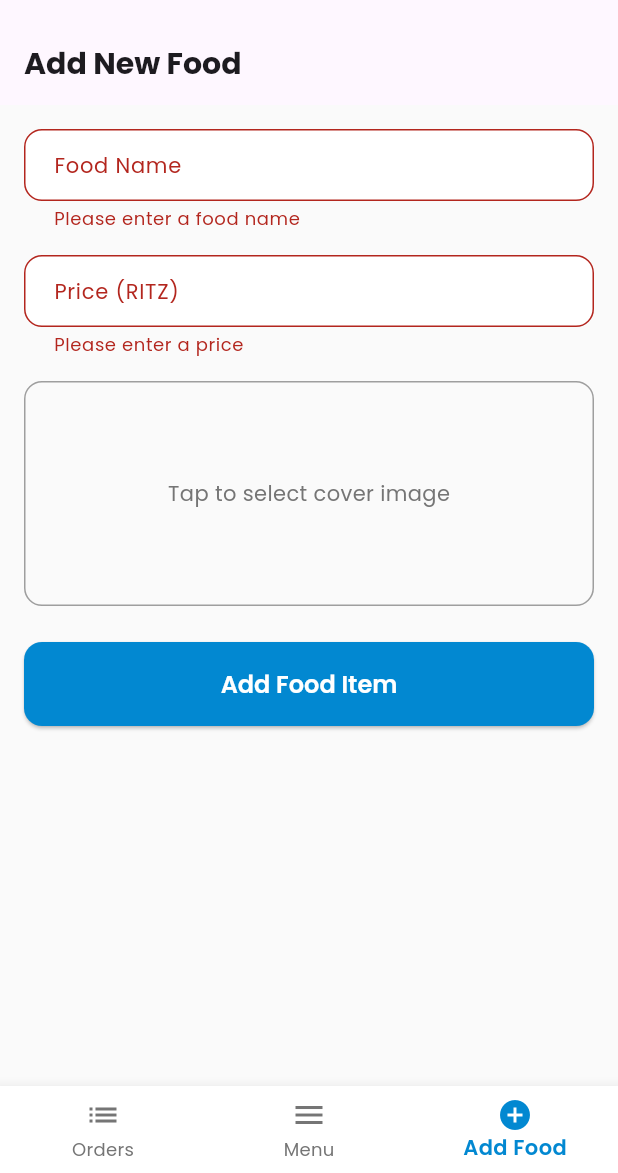
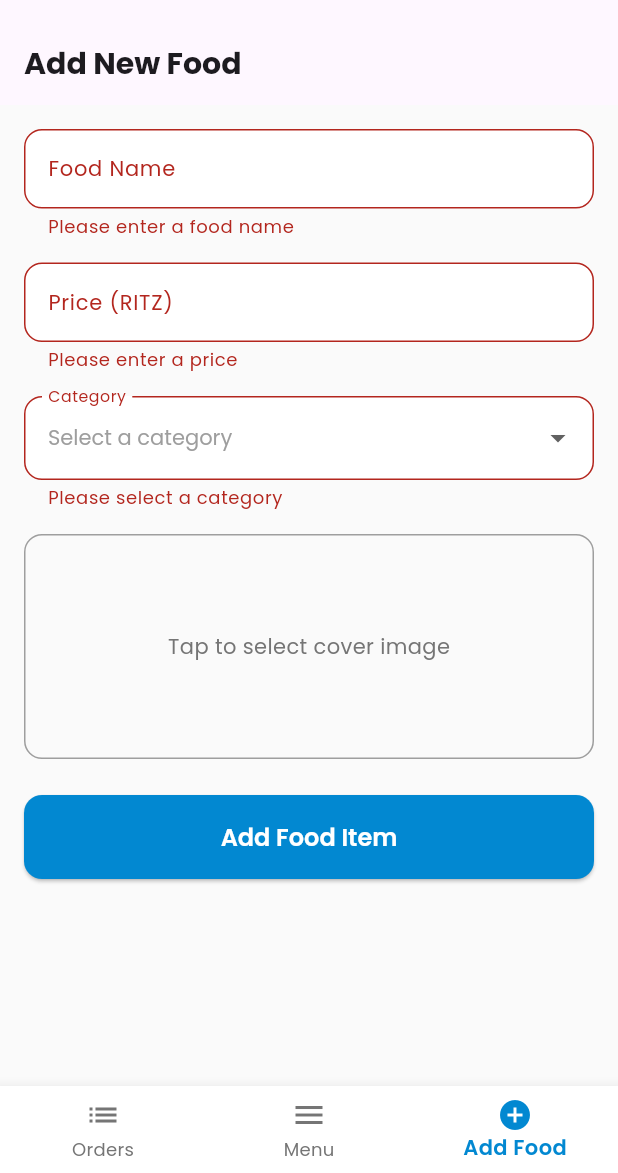
Before and after one commit to Project-RITian/RITian-Canteen-Stall, a Flutter app: the screen it shows once a user with an empty profile is signed in, item 3 of the bottom bar chosen, after a tap on "Add Food Item", on a phone screen of 412 x 824 dp, the part 63-1236 px from its top. Run offline on Flutter 3.47's test engine with Material 3 defaults, Android fonts, the phone set to English and light mode, and no system bars; our stand-ins replace cloud_firestore, firebase_auth, firebase_core, firebase_storage, google_fonts, image_picker; accounts and stored records are empty.

Commit message:
Food Data Addition Implemented

```diff
--- a/lib/screens/add_food_screen.dart
+++ b/lib/screens/add_food_screen.dart
@@ -18,7 +18,22 @@ class _AddFoodScreenState extends State<AddFoodScreen> {
   final _nameController = TextEditingController();
   final _priceController = TextEditingController();
   File? _selectedImage;
+  String? _selectedCategory;
   bool _isUploading = false;
+
+  final List<String> _categories = [
+    'Chinese',
+    'Beverages',
+    'Snacks',
+    'South Indian',
+  ];
+
+  @override
+  void initState() {
+    super.initState();
+    // Debug: Confirm categories are initialized
+    print('Categories initialized: $_categories');
+  }
 
   Future<void> _pickImage() async {
     try {
@@ -52,6 +67,12 @@ class _AddFoodScreenState extends State<AddFoodScreen> {
       );
       return;
     }
+    if (_selectedCategory == null) {
+      ScaffoldMessenger.of(
+        context,
+      ).showSnackBar(const SnackBar(content: Text('Please select a category')));
+      return;
+    }
 
     setState(() {
       _isUploading = true;
@@ -73,6 +94,7 @@ class _AddFoodScreenState extends State<AddFoodScreen> {
         'name': _nameController.text.trim(),
         'price': double.parse(_priceController.text.trim()),
         'imageUrl': imageUrl,
+        'category': _selectedCategory,
         'createdAt': FieldValue.serverTimestamp(),
       };
       print('Food data: $foodData');
@@ -88,6 +110,7 @@ class _AddFoodScreenState extends State<AddFoodScreen> {
       _priceController.clear();
       setState(() {
         _selectedImage = null;
+        _selectedCategory = null;
         _isUploading = false;
       });
     } catch (e) {
@@ -143,10 +166,6 @@ class _AddFoodScreenState extends State<AddFoodScreen> {
                     ),
                     filled: true,
                     fillColor: Colors.white,
-                    contentPadding: const EdgeInsets.symmetric(
-                      vertical: 10.0,
-                      horizontal: 16.0,
-                    ),
                   ),
                   style: GoogleFonts.poppins(fontSize: 14),
                   validator: (value) {
@@ -167,10 +186,6 @@ class _AddFoodScreenState extends State<AddFoodScreen> {
                     ),
                     filled: true,
                     fillColor: Colors.white,
-                    contentPadding: const EdgeInsets.symmetric(
-                      vertical: 10.0,
-                      horizontal: 16.0,
-                    ),
                   ),
                   style: GoogleFonts.poppins(fontSize: 14),
                   keyboardType: TextInputType.number,
@@ -181,6 +196,53 @@ class _AddFoodScreenState extends State<AddFoodScreen> {
                     if (double.tryParse(value) == null ||
                         double.parse(value) <= 0) {
                       return 'Please enter a valid price';
+                    }
+                    return null;
+                  },
+                ),
+                const SizedBox(height: 16),
+                DropdownButtonFormField<String>(
+                  value: _selectedCategory,
+                  decoration: InputDecoration(
+                    labelText: 'Category',
+                    labelStyle: GoogleFonts.poppins(fontSize: 14),
+                    border: OutlineInputBorder(
+                      borderRadius: BorderRadius.circular(12),
+                    ),
+                    filled: true,
+                    fillColor: Colors.white,
+                  ),
+                  style: GoogleFonts.poppins(fontSize: 14, color: Colors.black),
+                  hint: Text(
+                    'Select a category',
+                    style: GoogleFonts.poppins(
+                      fontSize: 14,
+                      color: Colors.grey,
+                    ),
+                  ),
+                  dropdownColor: Colors.white,
+                  items:
+                      _categories.map((category) {
+                        return DropdownMenuItem<String>(
+                          value: category,
+                          child: Text(
+                            category,
+                            style: GoogleFonts.poppins(
+                              fontSize: 14,
+                              color: Colors.black,
+                            ),
+                          ),
+                        );
+                      }).toList(),
+                  onChanged: (value) {
+                    print('Selected category: $value');
+                    setState(() {
+                      _selectedCategory = value;
+                    });
+                  },
+                  validator: (value) {
+                    if (value == null) {
+                      return 'Please select a category';
                     }
                     return null;
                   },
```
